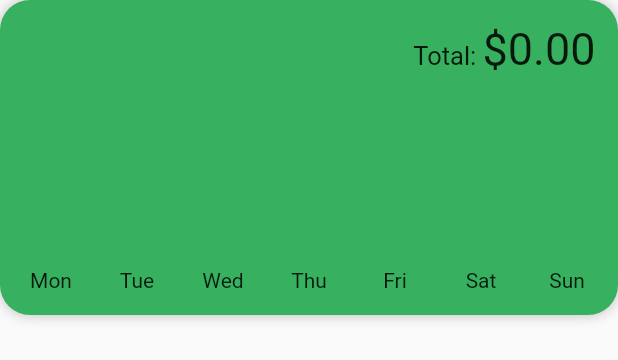
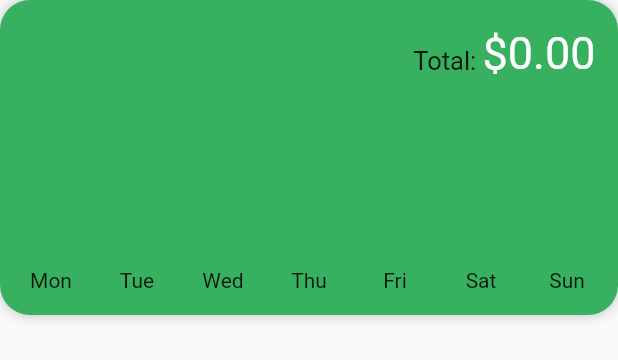
Before and after one commit to saltyfishie98/MyExpense, a Flutter app: the ExpenseChart widget shown alone on an empty page, opened directly with empty values, on a phone screen of 412 x 824 dp. Shown: the top 360 px of the screen. Run offline on Flutter 3.47's test engine with Material 2 defaults, Android fonts, the phone set to English and light mode, and no system bars; drawn by our look-alikes of dynamic_color, fl_chart; our stand-ins replace flutter_sticky_header, sqflite, sqflite_common_ffi, tuple; missing offline and left inert: desktop_window, state_extended; accounts and stored records are empty.

Commit message:
fixed total text shifting

```diff
--- a/lib/pages/home.dart
+++ b/lib/pages/home.dart
@@ -559,6 +559,7 @@ class ExpenseChart extends StatelessWidget {
         padding: const EdgeInsets.all(15.0),
         child: Column(
           children: [
+            const SizedBox(width: double.infinity, height: 3),
             Row(
               mainAxisAlignment: MainAxisAlignment.end,
               children: [
@@ -574,7 +575,7 @@ class ExpenseChart extends StatelessWidget {
                 ),
                 Text(
                   "\$${_createTotalStr()}",
-                  style: const TextStyle(fontSize: 30),
+                  style: const TextStyle(fontSize: 30, inherit: false),
                 ),
               ],
             ),
```
